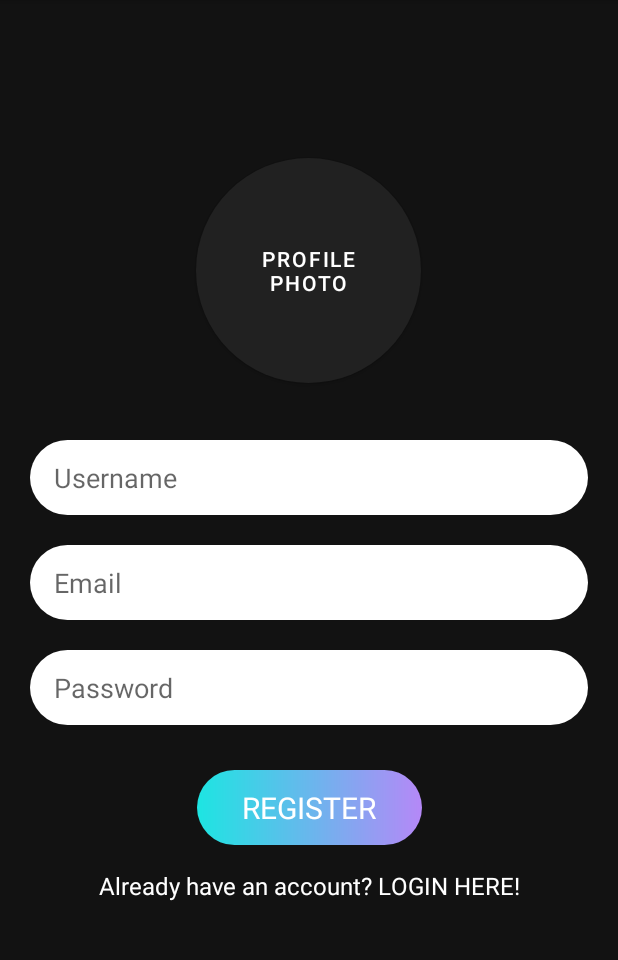
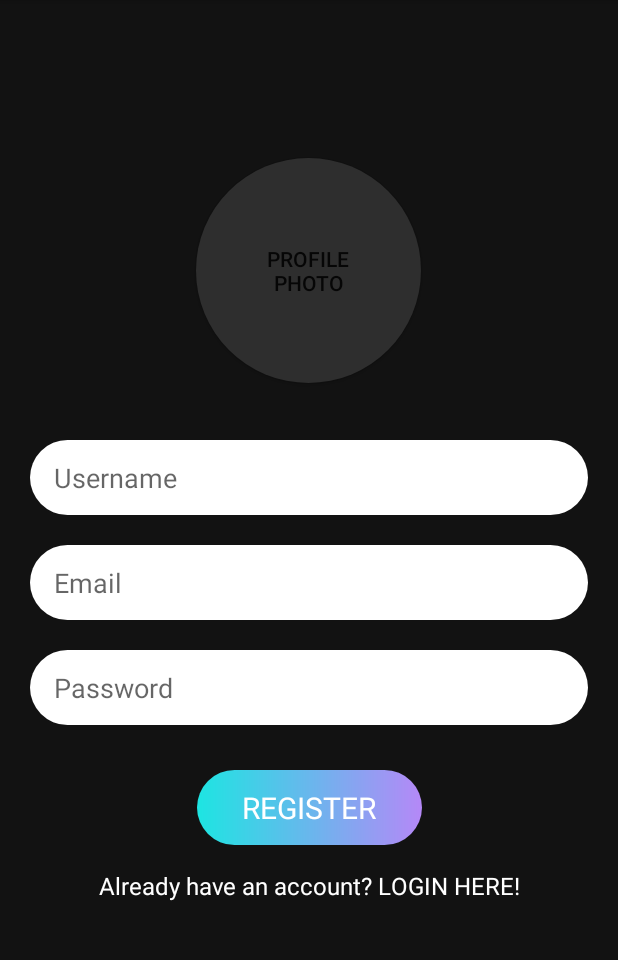
Before and after one commit to priyankaaa532002/Kotlin-Chat-App-Firebase, an Android app: the screen it shows after launch (MainActivity before the commit, RegisterActivity after it), on a phone screen of 412 x 824 dp, the part 84-1044 px from its top. Run offline under Robolectric (Android 15) with nearby library versions, the phone set to English and light mode, and no system bars; our stand-ins replace CircleImageView, Firebase (no records; nobody signed in at launch, a user with empty details on screens opened directly).

Commit message:
firebase storage + circularimg view

```diff
--- a/ChatAppKotlin/app/src/main/AndroidManifest.xml
+++ b/ChatAppKotlin/app/src/main/AndroidManifest.xml
@@ -13,7 +13,7 @@
             android:name=".LoginActivity"
             android:exported="true" />
         <activity
-            android:name=".MainActivity"
+            android:name=".RegisterActivity"
             android:exported="true">
             <intent-filter>
                 <action android:name="android.intent.action.MAIN" />
--- a/ChatAppKotlin/app/src/main/java/com/example/chatappkotlin/MainActivity.kt
+++ /dev/null
@@ -1,47 +0,0 @@
-package com.example.chatappkotlin
-
-import android.content.Intent
-import android.graphics.Color
-import androidx.appcompat.app.AppCompatActivity
-import android.os.Bundle
-import android.util.Log
-import android.widget.Toast
-import com.google.firebase.auth.FirebaseAuth
-import kotlinx.android.synthetic.main.activity_main.*
-
-class MainActivity : AppCompatActivity() {
-    override fun onCreate(savedInstanceState: Bundle?) {
-        super.onCreate(savedInstanceState)
-        setContentView(R.layout.activity_main)
-
-
-        btn_register.setOnClickListener {
-            performRegister()
-        }
-
-        btn_registerToLogin.setOnClickListener {
-            val intent = Intent(this,LoginActivity::class.java);
-            startActivity(intent);
-        }
-    }
-
-    private fun performRegister(){
-        val name = et_username.text.toString()
-        val email = et_email.text.toString()
-        val password = et_password.text.toString()
-        if(email.isEmpty() || password.isEmpty()){
-            Toast.makeText(this,"Please enter email/pw",Toast.LENGTH_SHORT).show()
-            return
-        }
-        //Firebase Auth
-        FirebaseAuth.getInstance().createUserWithEmailAndPassword(email,password)
-            .addOnCompleteListener(this) {
-                if(!it.isSuccessful) return@addOnCompleteListener
-                Log.d("Main","Successfully created user with uid: ${it.result.user?.uid}")
-            }
-            .addOnFailureListener {
-                Toast.makeText(this,"${it.message}",Toast.LENGTH_SHORT).show()
-                Log.d("Main","Failed : ${it.message}")
-            }
-    }
-}
--- a/ChatAppKotlin/app/src/main/res/drawable/profilebg.xml
+++ b/ChatAppKotlin/app/src/main/res/drawable/profilebg.xml
@@ -1,7 +1,7 @@
 <?xml version="1.0" encoding="utf-8"?>
 <shape android:shape="oval" xmlns:android="http://schemas.android.com/apk/res/android">
     <corners android:radius="50dp"/>
-    <solid android:color="@color/black"/>
+    <solid android:color="#2E2E2E"/>
     <size
         android:width="150dp"
         android:height="150dp"/>
--- a/ChatAppKotlin/app/src/main/res/layout/activity_main.xml
+++ b/ChatAppKotlin/app/src/main/res/layout/activity_register.xml
@@ -5,7 +5,7 @@
     android:layout_width="match_parent"
     android:layout_height="match_parent"
     android:background="@color/bg"
-    tools:context=".MainActivity">
+    tools:context=".RegisterActivity">
 
     <EditText
         android:id="@+id/et_username"
@@ -82,10 +82,11 @@
         app:layout_constraintStart_toStartOf="parent"
         app:layout_constraintTop_toBottomOf="@+id/btn_register" />
 
-    <Button
+    <android.widget.Button
         android:id="@+id/btn_profileimg"
-        android:layout_width="wrap_content"
-        android:layout_height="wrap_content"
+        android:layout_width="150dp"
+        android:layout_height="150dp"
+        app:backgroundTint="@null"
         android:background="@drawable/profilebg"
         android:theme="@style/PorfileImg"
         android:text="Profile\nPhoto"
@@ -96,4 +97,14 @@
         app:layout_constraintTop_toTopOf="parent"
         app:layout_constraintVertical_bias="0.735" />
 
+    <de.hdodenhof.circleimageview.CircleImageView
+        android:id="@+id/civ_profileimg"
+        android:layout_width="150dp"
+        android:layout_height="150dp"
+        app:civ_border_width="4dp"
+        app:civ_border_color="@color/grad"
+        app:layout_constraintBottom_toBottomOf="@+id/btn_profileimg"
+        app:layout_constraintEnd_toEndOf="@+id/btn_profileimg"
+        app:layout_constraintStart_toStartOf="@+id/btn_profileimg"
+        app:layout_constraintTop_toTopOf="@+id/btn_profileimg" />
 </androidx.constraintlayout.widget.ConstraintLayout>
--- a/ChatAppKotlin/app/src/main/res/values/colors.xml
+++ b/ChatAppKotlin/app/src/main/res/values/colors.xml
@@ -8,4 +8,5 @@
     <color name="black">#FF000000</color>
     <color name="white">#FFFFFFFF</color>
     <color name="bg">#121212</color>
+    <color name="grad">#2E2E2E</color>
 </resources>
```
Also changed, not shown: ChatAppKotlin/app/build.gradle (+9 -0 lines), ChatAppKotlin/app/src/main/java/com/example/chatappkotlin/RegisterActivity.kt (added, +110 -0 lines).
